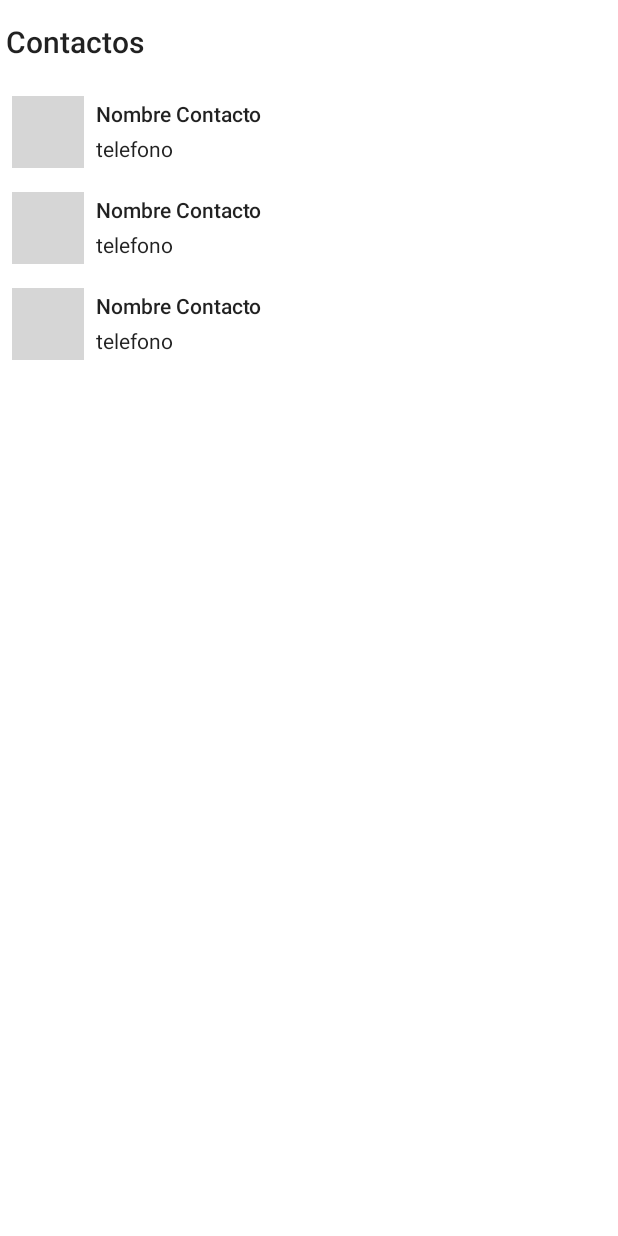
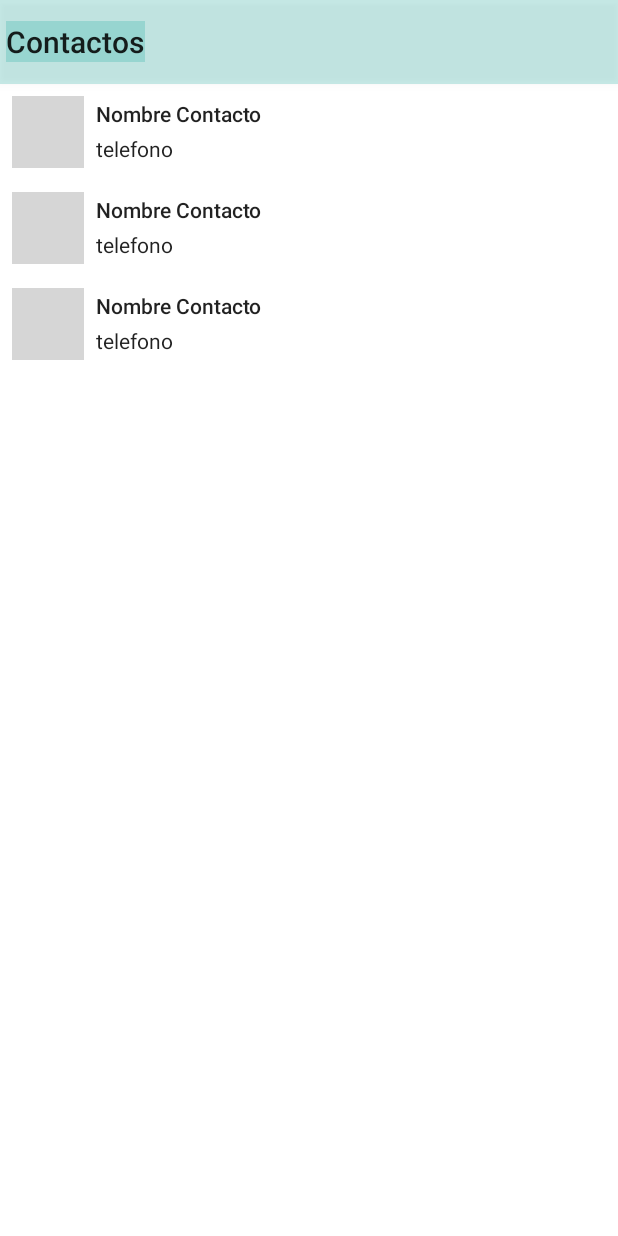
Before and after one commit to sebarancibia/contacts, an Android app: the layout activity_main.xml on its own in the app's theme, with its tools: preview values and no code run, on a phone screen of 412 x 824 dp. Run offline under Robolectric (Android 15) with nearby library versions, the phone set to English and light mode, and no system bars; grey boxes are pictures that could not be loaded.

Commit message:
style(Style): change color

```diff
--- a/app/src/main/res/layout/activity_main.xml
+++ b/app/src/main/res/layout/activity_main.xml
@@ -9,15 +9,14 @@
 
     <androidx.appcompat.widget.Toolbar
         android:id="@+id/toolbar"
+        android:theme="@style/Theme.Toolbar"
         android:layout_width="match_parent"
         android:layout_height="?attr/actionBarSize"
         android:elevation="4dp"
         android:minHeight="?attr/actionBarSize"
-        android:theme="@style/Theme.AppCompat.DayNight"
         app:contentInsetStart="0dp"
         app:contentInsetStartWithNavigation="0dp"
         app:title="Contactos" />
-    <!--android:theme="@style/Theme.Toolbar"-->
 
     <androidx.recyclerview.widget.RecyclerView
         android:id="@+id/list_view_contacts"
--- a/app/src/main/res/values/themes.xml
+++ b/app/src/main/res/values/themes.xml
@@ -1,6 +1,6 @@
 <resources xmlns:tools="http://schemas.android.com/tools">
     <!-- Base application theme. -->
-    <style name="Theme.Contacts" parent="Theme.MaterialComponents.DayNight.DarkActionBar">
+    <style name="Theme.Contacts" parent="Theme.MaterialComponents.DayNight.NoActionBar">
         <!-- Primary brand color. -->
         <item name="colorPrimary">@color/purple_500</item>
         <item name="colorPrimaryVariant">@color/purple_700</item>
@@ -13,4 +13,7 @@
         <item name="android:statusBarColor" tools:targetApi="l">?attr/colorPrimaryVariant</item>
         <!-- Customize your theme here. -->
     </style>
+    <style name="Theme.Toolbar" parent="Theme.AppCompat.DayNight.DarkActionBar">
+        <item name="android:background">#3701A395</item>
+    </style>
 </resources>
```
